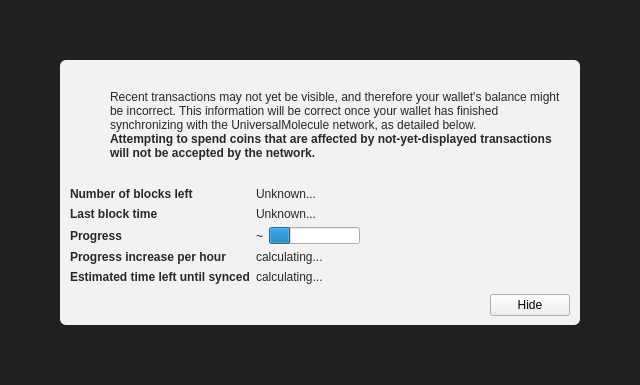
Above: src/qt/forms/modaloverlay.ui from SidGrip/universalmol before the change. Below: the same form after it.
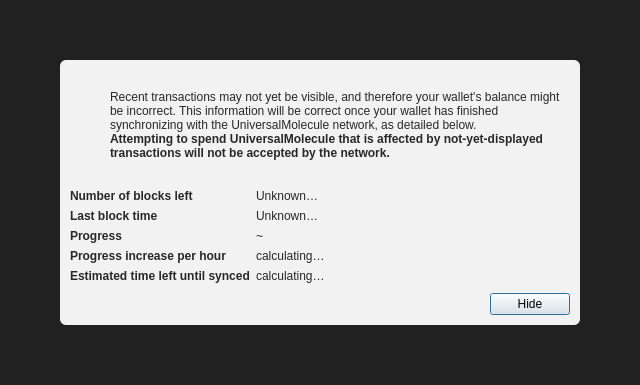
That is the form after the change. Icons and pictures are not drawn. Custom widgets are drawn as their Qt base class.

Commit message: Rebase UniversalMolecule onto Core 25.2

The edit to the form file:
```diff
--- a/src/qt/forms/modaloverlay.ui
+++ b/src/qt/forms/modaloverlay.ui
@@ -1,7 +1,7 @@
 <?xml version="1.0" encoding="UTF-8"?>
 <ui version="4.0">
  <class>ModalOverlay</class>
- <widget class="ModalOverlay" name="ModalOverlay">
+ <widget class="QWidget" name="ModalOverlay">
   <property name="geometry">
    <rect>
     <x>0</x>
@@ -149,7 +149,7 @@
                 </font>
                </property>
                <property name="text">
-                <string>Attempting to spend coins that are affected by not-yet-displayed transactions will not be accepted by the network.</string>
+                <string>Attempting to spend UniversalMolecule that is affected by not-yet-displayed transactions will not be accepted by the network.</string>
                </property>
                <property name="textFormat">
                 <enum>Qt::RichText</enum>
@@ -219,7 +219,7 @@
            <item row="0" column="1">
             <widget class="QLabel" name="numberOfBlocksLeft">
              <property name="text">
-              <string>Unknown...</string>
+              <string>Unknown…</string>
              </property>
             </widget>
            </item>
@@ -245,7 +245,7 @@
               </sizepolicy>
              </property>
              <property name="text">
-              <string>Unknown...</string>
+              <string>Unknown…</string>
              </property>
             </widget>
            </item>
@@ -271,16 +271,6 @@
                </property>
               </widget>
              </item>
-             <item>
-              <widget class="QProgressBar" name="progressBar">
-               <property name="value">
-                <number>24</number>
-               </property>
-               <property name="format">
-                <string/>
-               </property>
-              </widget>
-             </item>
             </layout>
            </item>
            <item row="4" column="0">
@@ -299,7 +289,7 @@
            <item row="4" column="1">
             <widget class="QLabel" name="progressIncreasePerH">
              <property name="text">
-              <string>calculating...</string>
+              <string>calculating…</string>
              </property>
             </widget>
            </item>
@@ -319,7 +309,7 @@
            <item row="5" column="1">
             <widget class="QLabel" name="expectedTimeLeft">
              <property name="text">
-              <string>calculating...</string>
+              <string>calculating…</string>
              </property>
             </widget>
            </item>
@@ -351,6 +341,15 @@
              <property name="text">
               <string>Hide</string>
              </property>
+             <property name="shortcut">
+              <string>Esc</string>
+             </property>
+             <property name="focusPolicy">
+              <enum>Qt::StrongFocus</enum>
+             </property>
+             <property name="default">
+              <bool>true</bool>
+             </property>
             </widget>
            </item>
           </layout>
@@ -363,14 +362,6 @@
    </item>
   </layout>
  </widget>
- <customwidgets>
-  <customwidget>
-   <class>ModalOverlay</class>
-   <extends>QWidget</extends>
-   <header>modaloverlay.h</header>
-   <container>1</container>
-  </customwidget>
- </customwidgets>
  <resources/>
  <connections/>
 </ui>
```
The commit also changes 2621 other files.
